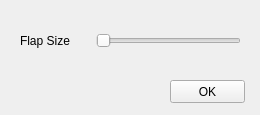
Above: forms/hollowmeshpanel.ui from TopModLab/Unfolding before the change. Below: the same form after it.
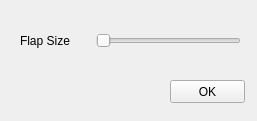
That is the form after the change.

```diff
--- a/forms/hollowmeshpanel.ui
+++ b/forms/hollowmeshpanel.ui
@@ -6,8 +6,8 @@
    <rect>
     <x>0</x>
     <y>0</y>
-    <width>260</width>
-    <height>115</height>
+    <width>257</width>
+    <height>121</height>
    </rect>
   </property>
   <property name="windowTitle">
```
